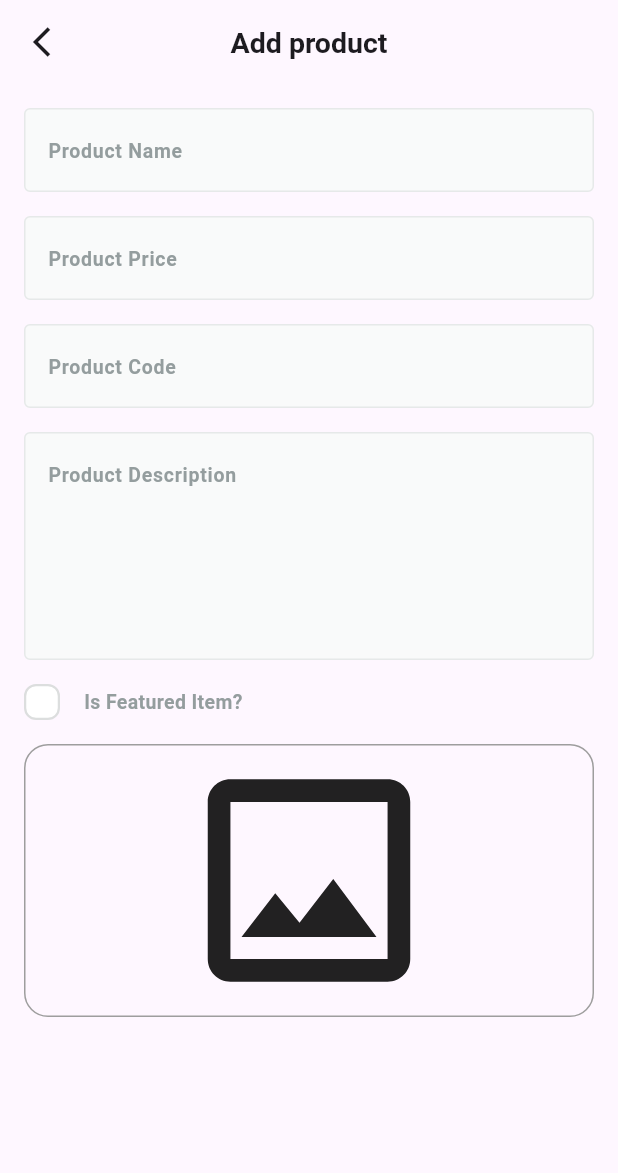
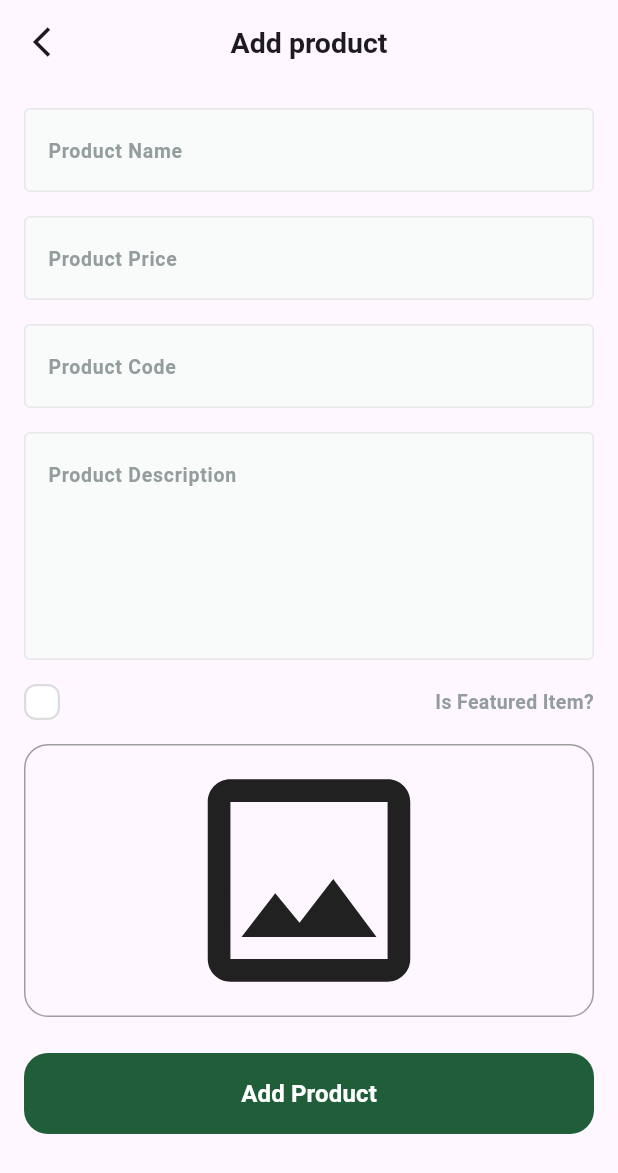
Before and after one commit to Menna2Alaa/fruitHubDashboard, a Flutter app: the AddProductView screen opened by its route, on a phone screen of 412 x 824 dp. Shown: the top 1173 px of the screen. Run offline on Flutter 3.47's test engine with Material 3 defaults, Android fonts, the phone set to English and light mode, and no system bars; drawn by our look-alikes of skeletonizer; our stand-ins replace firebase_core, image_picker; accounts and stored records are empty.

Commit message:
validate add product form

```diff
--- a/lib/features/add_product/presentation/views/widgets/add_product_view_body.dart
+++ b/lib/features/add_product/presentation/views/widgets/add_product_view_body.dart
@@ -1,4 +1,7 @@
+import 'dart:io';
+
 import 'package:flutter/material.dart';
+import 'package:fruit_hub_dashboard/core/widgets/custome_button.dart';
 import 'package:fruit_hub_dashboard/features/add_product/presentation/views/widgets/custome_text_form_field.dart';
 import 'package:fruit_hub_dashboard/features/add_product/presentation/views/widgets/image_field.dart';
 import 'package:fruit_hub_dashboard/features/add_product/presentation/views/widgets/is_featured_check_box.dart';
@@ -13,6 +16,11 @@ class AddProductViewBody extends StatefulWidget {
 class _AddProductViewBodyState extends State<AddProductViewBody> {
   final GlobalKey<FormState> _formKey = GlobalKey<FormState>();
   AutovalidateMode autovalidateMode = AutovalidateMode.disabled;
+
+  late String name, description, code;
+  late num price;
+  File? image;
+  bool isFeatured = false;
   @override
   Widget build(BuildContext context) {
     return Padding(
@@ -24,35 +32,76 @@ class _AddProductViewBodyState extends State<AddProductViewBody> {
           child: Column(
             children: [
               SizedBox(height: 16),
-              const CustomeTextFormField(
+              CustomeTextFormField(
                 hintText: "Product Name",
                 textInputType: TextInputType.text,
+                onSaved: (value) {
+                  name = value!;
+                },
               ),
               const SizedBox(height: 16),
 
-              const CustomeTextFormField(
+              CustomeTextFormField(
                 hintText: "Product Price",
                 textInputType: TextInputType.number,
+                onSaved: (value) {
+                  price = num.parse(value!);
+                },
               ),
               const SizedBox(height: 16),
-              const CustomeTextFormField(
+              CustomeTextFormField(
                 hintText: "Product Code",
                 textInputType: TextInputType.number,
+                onSaved: (value) {
+                  code = value!.toLowerCase();
+                },
               ),
               const SizedBox(height: 16),
-              const CustomeTextFormField(
+              CustomeTextFormField(
                 hintText: "Product Description",
                 textInputType: TextInputType.text,
+                onSaved: (value) {
+                  description = value!;
+                },
                 maxLines: 5,
               ),
               const SizedBox(height: 16),
-              IsFeaturedCheckBox(onChanged: (value) {}),
+              IsFeaturedCheckBox(
+                onChanged: (value) {
+                  isFeatured = value;
+                },
+              ),
               const SizedBox(height: 16),
-              ImageField(onFileChanged: (image) {}),
+              ImageField(
+                onFileChanged: (image) {
+                  this.image = image;
+                },
+              ),
+              const SizedBox(height: 24),
+              CustomeButton(
+                onPressed: () {
+                  if (image != null) {
+                    _formKey.currentState!.save();
+                    if (_formKey.currentState!.validate()) {
+                      _formKey.currentState!.save();
+                    }
+                  } else {
+                    showError(context);
+                  }
+                },
+                text: "Add Product",
+              ),
+              const SizedBox(height: 24),
             ],
           ),
         ),
       ),
     );
   }
+
+  void showError(BuildContext context) {
+    ScaffoldMessenger.of(
+      context,
+    ).showSnackBar(const SnackBar(content: Text("Please select an image")));
+  }
 }
--- a/lib/features/add_product/presentation/views/widgets/is_featured_check_box.dart
+++ b/lib/features/add_product/presentation/views/widgets/is_featured_check_box.dart
@@ -11,7 +11,7 @@ class IsFeaturedCheckBox extends StatelessWidget {
     return Row(
       children: [
         CustomeCheckBox(onChanged: onChanged),
-        SizedBox(width: 16),
+        Expanded(child: SizedBox(width: 16)),
         //Checkbox(value: false, onChanged: (value) {}),
         Expanded(
           child: Text.rich(
@@ -25,7 +25,7 @@ class IsFeaturedCheckBox extends StatelessWidget {
                 ),
               ],
             ),
-            textAlign: TextAlign.start,
+            textAlign: TextAlign.right,
           ),
         ),
       ],
```
